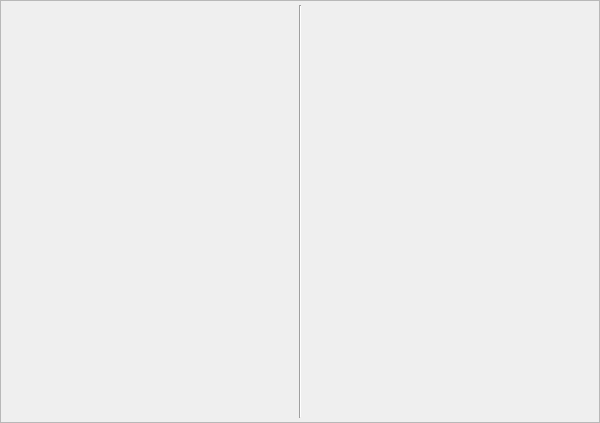
First picture: the form in src/timingsdialog.ui, repository syntalos/syntalos, before the edit.
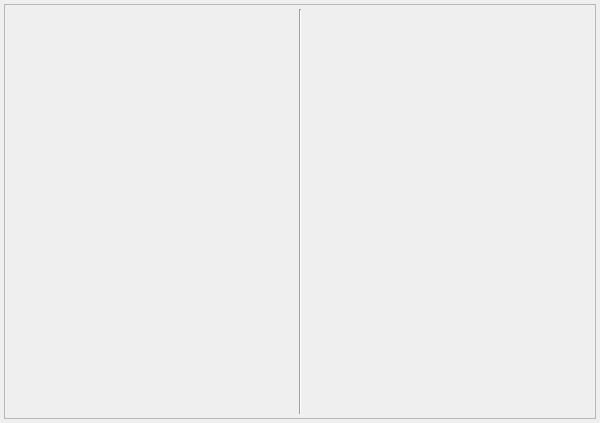
Second picture: the form after the edit.

Commit message: trivial: Harmonize some layout spacings

What changed in the file:
```diff
--- a/src/timingsdialog.ui
+++ b/src/timingsdialog.ui
@@ -18,16 +18,16 @@
     <number>0</number>
    </property>
    <property name="leftMargin">
-    <number>0</number>
+    <number>4</number>
    </property>
    <property name="topMargin">
-    <number>0</number>
+    <number>4</number>
    </property>
    <property name="rightMargin">
-    <number>0</number>
+    <number>4</number>
    </property>
    <property name="bottomMargin">
-    <number>0</number>
+    <number>4</number>
    </property>
    <item>
     <widget class="QScrollArea" name="scrollArea">
@@ -39,8 +39,8 @@
        <rect>
         <x>0</x>
         <y>0</y>
-        <width>596</width>
-        <height>419</height>
+        <width>590</width>
+        <height>413</height>
        </rect>
       </property>
       <layout class="QHBoxLayout" name="horizontalLayout">
```
The commit also changes 4 other files.
